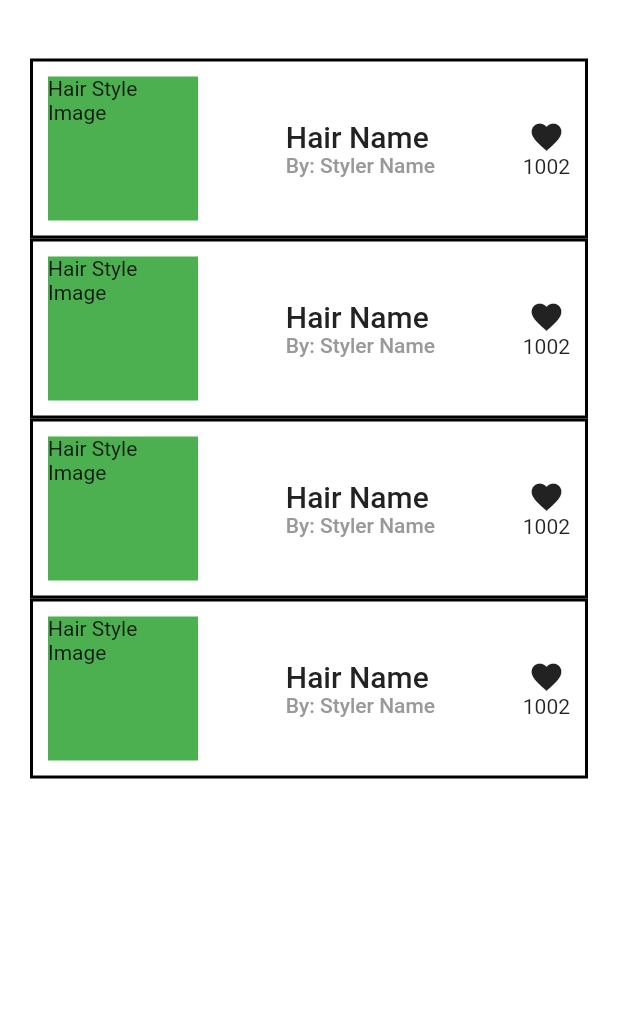
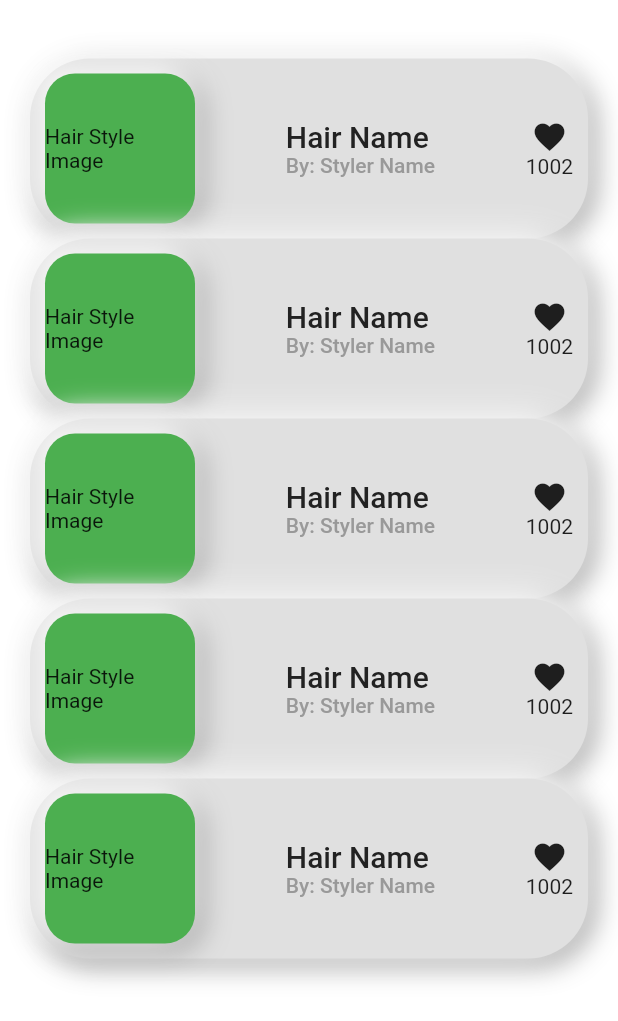
Before and after one commit to pendant-k/2022_global_capstone_hair_heist, a Flutter app: the LikePage screen opened directly, on a phone screen of 412 x 824 dp. Shown: the top 1021 px of the screen. Run offline on Flutter 3.47's test engine with Material 2 defaults, Android fonts, the phone set to English and light mode, and no system bars; our stand-ins replace dotted_line, firebase_auth, firebase_core, flutter_screenutil, get, get_storage; accounts and stored records are empty.

Commit message:
favorite list changed

```diff
--- a/lib/app/ui/like/view/like_page.dart
+++ b/lib/app/ui/like/view/like_page.dart
@@ -5,6 +5,7 @@ import 'package:get/get.dart';
 // configs
 import 'package:hair_heist/app/config/palette.dart';
 import 'package:hair_heist/app/config/global_styles.dart';
+import 'package:hair_heist/app/ui/detail/view/detail_page.dart';
 
 class LikePage extends StatelessWidget {
   const LikePage({super.key});
@@ -18,13 +19,50 @@ class LikePage extends StatelessWidget {
         padding: EdgeInsets.fromLTRB(20.w, 39.w, 20.w, 0),
         child: ListView(
           children: [
-            Container(
+            FavoriteList(),
+            FavoriteList(),
+            FavoriteList(),
+            FavoriteList(),
+            FavoriteList(),
+          ],
+        ),
+      ),
+    );
+  }
+}
+
+// TODO: Home Banner position
+// TODO: Hint text 내용 수정
+
+class FavoriteList extends StatelessWidget {
+  const FavoriteList({
+    Key? key,
+  }) : super(key: key);
+
+  @override
+  Widget build(BuildContext context) {
+    return GestureDetector(
+      child: Container(
         padding: EdgeInsets.all(10),
         decoration: BoxDecoration(
-                border: Border.all(
-                  color: Colors.black,
-                  width: 2,
+          color: Colors.grey[300],
+          borderRadius: BorderRadius.all(
+            Radius.circular(40),
           ),
+          boxShadow: [
+            BoxShadow(
+              color: Colors.grey,
+              offset: Offset(4.0, 4.0),
+              blurRadius: 15.0,
+              spreadRadius: 1.0,
+            ),
+            BoxShadow(
+              color: Colors.white,
+              offset: Offset(-4.0, -4.0),
+              blurRadius: 15.0,
+              spreadRadius: 1.0,
+            ),
+          ],
         ),
         height: 120.w,
         child: Row(
@@ -34,8 +72,27 @@ class LikePage extends StatelessWidget {
               //Image
               width: 100.w,
               height: 100.w,
+              child: Center(
+                child: Text('Hair Style Image'),
+              ),
+              decoration: BoxDecoration(
                 color: Colors.green,
-                    child: Text('Hair Style Image'),
+                borderRadius: BorderRadius.circular(20),
+                boxShadow: [
+                  BoxShadow(
+                    color: Colors.grey,
+                    offset: Offset(4.0, 4.0),
+                    blurRadius: 15.0,
+                    spreadRadius: 1.0,
+                  ),
+                  BoxShadow(
+                    color: Colors.white,
+                    offset: Offset(-4.0, -4.0),
+                    blurRadius: 15.0,
+                    spreadRadius: 1.0,
+                  ),
+                ],
+              ),
             ),
             Column(
               mainAxisAlignment: MainAxisAlignment.center,
@@ -67,159 +124,9 @@ class LikePage extends StatelessWidget {
           ],
         ),
       ),
-            Container(
-              padding: EdgeInsets.all(10),
-              decoration: BoxDecoration(
-                border: Border.all(
-                  color: Colors.black,
-                  width: 2,
-                ),
-              ),
-              height: 120.w,
-              child: Row(
-                mainAxisAlignment: MainAxisAlignment.spaceBetween,
-                children: [
-                  Container(
-                    //Image
-                    width: 100.w,
-                    height: 100.w,
-                    color: Colors.green,
-                    child: Text('Hair Style Image'),
-                  ),
-                  Column(
-                    mainAxisAlignment: MainAxisAlignment.center,
-                    crossAxisAlignment: CrossAxisAlignment.start,
-                    children: [
-                      Text(
-                        'Hair Name',
-                        style: GlobalStyle.primaryText.copyWith(
-                          fontWeight: FontWeight.w500,
-                          fontSize: 20.sp,
-                        ),
-                      ),
-                      Text(
-                        'By: Styler Name',
-                        style: GlobalStyle.secondaryText.copyWith(
-                          fontWeight: FontWeight.w500,
-                          fontSize: 14.sp,
-                        ),
-                      ),
-                    ],
-                  ),
-                  Column(
-                    mainAxisAlignment: MainAxisAlignment.center,
-                    children: [
-                      Icon(Icons.favorite),
-                      Text('1002'),
-                    ],
-                  ),
-                ],
-              ),
-            ),
-            Container(
-              padding: EdgeInsets.all(10),
-              decoration: BoxDecoration(
-                border: Border.all(
-                  color: Colors.black,
-                  width: 2,
-                ),
-              ),
-              height: 120.w,
-              child: Row(
-                mainAxisAlignment: MainAxisAlignment.spaceBetween,
-                children: [
-                  Container(
-                    //Image
-                    width: 100.w,
-                    height: 100.w,
-                    color: Colors.green,
-                    child: Text('Hair Style Image'),
-                  ),
-                  Column(
-                    mainAxisAlignment: MainAxisAlignment.center,
-                    crossAxisAlignment: CrossAxisAlignment.start,
-                    children: [
-                      Text(
-                        'Hair Name',
-                        style: GlobalStyle.primaryText.copyWith(
-                          fontWeight: FontWeight.w500,
-                          fontSize: 20.sp,
-                        ),
-                      ),
-                      Text(
-                        'By: Styler Name',
-                        style: GlobalStyle.secondaryText.copyWith(
-                          fontWeight: FontWeight.w500,
-                          fontSize: 14.sp,
-                        ),
-                      ),
-                    ],
-                  ),
-                  Column(
-                    mainAxisAlignment: MainAxisAlignment.center,
-                    children: [
-                      Icon(Icons.favorite),
-                      Text('1002'),
-                    ],
-                  ),
-                ],
-              ),
-            ),
-            Container(
-              padding: EdgeInsets.all(10),
-              decoration: BoxDecoration(
-                border: Border.all(
-                  color: Colors.black,
-                  width: 2,
-                ),
-              ),
-              height: 120.w,
-              child: Row(
-                mainAxisAlignment: MainAxisAlignment.spaceBetween,
-                children: [
-                  Container(
-                    //Image
-                    width: 100.w,
-                    height: 100.w,
-                    color: Colors.green,
-                    child: Text('Hair Style Image'),
-                  ),
-                  Column(
-                    mainAxisAlignment: MainAxisAlignment.center,
-                    crossAxisAlignment: CrossAxisAlignment.start,
-                    children: [
-                      Text(
-                        'Hair Name',
-                        style: GlobalStyle.primaryText.copyWith(
-                          fontWeight: FontWeight.w500,
-                          fontSize: 20.sp,
-                        ),
-                      ),
-                      Text(
-                        'By: Styler Name',
-                        style: GlobalStyle.secondaryText.copyWith(
-                          fontWeight: FontWeight.w500,
-                          fontSize: 14.sp,
-                        ),
-                      ),
-                    ],
-                  ),
-                  Column(
-                    mainAxisAlignment: MainAxisAlignment.center,
-                    children: [
-                      Icon(Icons.favorite),
-                      Text('1002'),
-                    ],
-                  ),
-                ],
-              ),
-            ),
-          ],
-        ),
-      ),
+      onTap: () {
+        Get.to(DetailPage());
+      },
     );
   }
 }
-
-// TODO: Home Banner position
-// TODO: Hint text 내용 수정
```
Also changed, not shown: 1 other file. Lines whose indentation alone changed are shown as unchanged.
